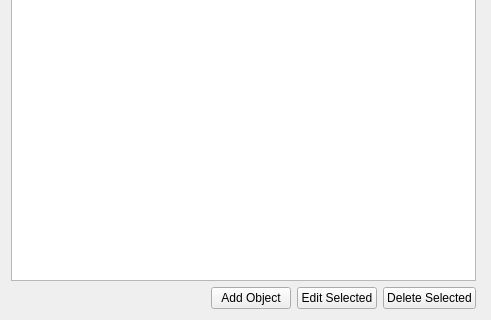
This is uifiles/objects_tab.ui in prookyon/MonoObsLog2 as Qt 5 draws it before an edit; both pictures show x 0 to 491 and y 168 to 488 of the 958 by 488 pixel window. The edited form follows.
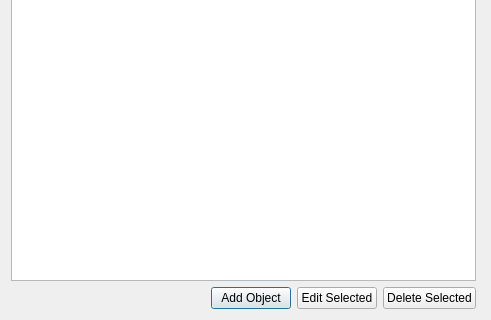
This is the edited form. Custom widgets are drawn as their Qt base class.

What changed in the file:
```diff
--- a/uifiles/objects_tab.ui
+++ b/uifiles/objects_tab.ui
@@ -75,6 +75,9 @@
          <property name="text">
           <string>Add Object</string>
          </property>
+         <property name="default">
+          <bool>true</bool>
+         </property>
         </widget>
        </item>
        <item>
```
